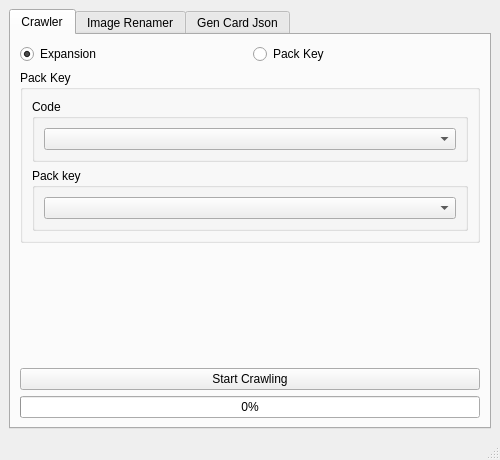
Old version of the form gui.ui in the repository sam9525/pokemon-tcgp-data-scripts.
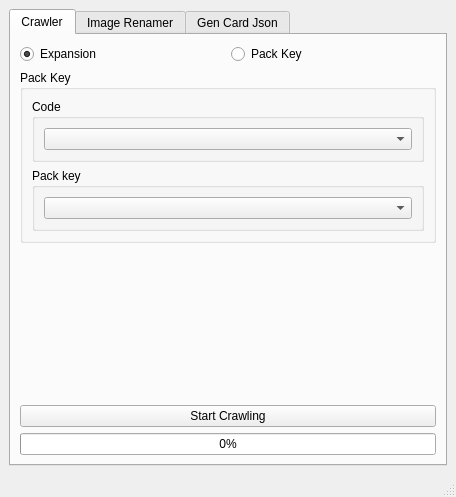
New version of the form. Icons and pictures are not drawn.

Commit message: Implement image renamer in GUI

The edit to the form file:
```diff
--- a/gui.ui
+++ b/gui.ui
@@ -9,8 +9,8 @@
    <rect>
     <x>0</x>
     <y>0</y>
-    <width>500</width>
-    <height>460</height>
+    <width>456</width>
+    <height>497</height>
    </rect>
   </property>
   <property name="sizePolicy">
```
Left out of the diff: 24 changed lines with no effect on the pictures. The commit also changes 4 other files.
